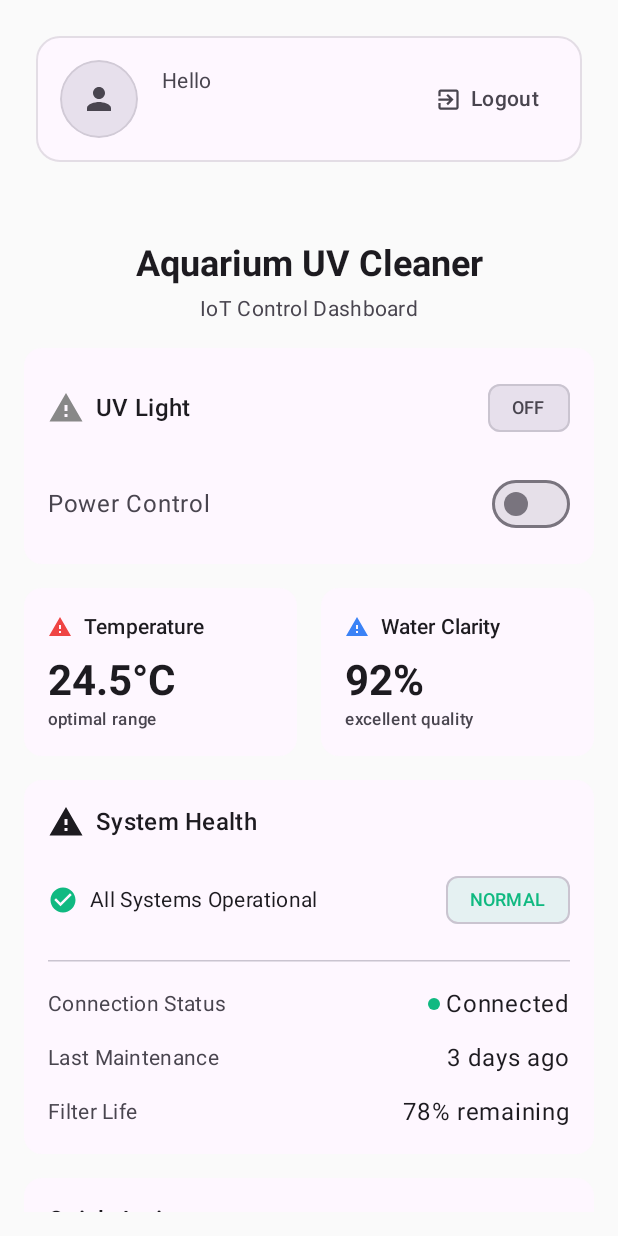
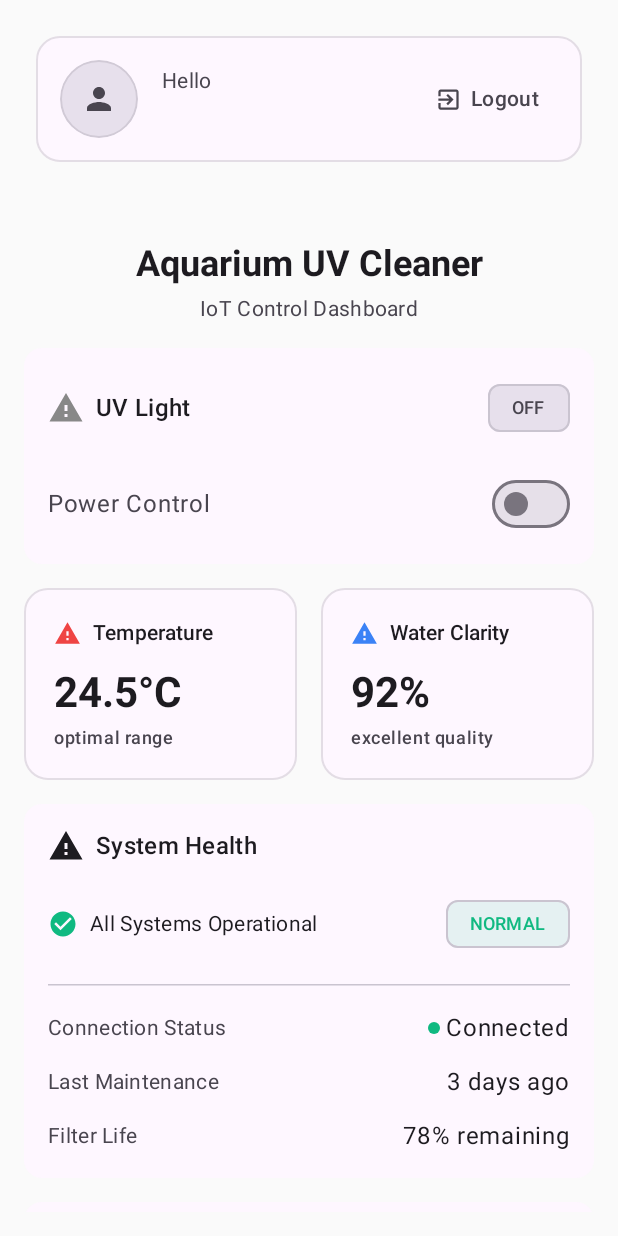
Before and after one commit to vonceee/AquaLuminus, an Android app built with Jetpack Compose: the dashboard screen opened through its navigation route, on a phone screen of 412 x 824 dp. Run offline under Robolectric (Android 15) with nearby library versions, the phone set to English and light mode, and no system bars; our stand-ins replace Firebase (no records; nobody signed in at launch, a user with empty details on screens opened directly).

Commit message:
refactor: enhanced dashboard: MonitoringCards component ui

```diff
--- a/app/src/main/java/com/example/aqualuminus/ui/screens/dashboard/components/MonitoringCards.kt
+++ b/app/src/main/java/com/example/aqualuminus/ui/screens/dashboard/components/MonitoringCards.kt
@@ -7,6 +7,7 @@ import androidx.compose.foundation.layout.Spacer
 import androidx.compose.foundation.layout.height
 import androidx.compose.foundation.layout.padding
 import androidx.compose.foundation.layout.size
+import androidx.compose.foundation.shape.RoundedCornerShape
 import androidx.compose.material.icons.Icons
 import androidx.compose.material.icons.filled.Warning
 import androidx.compose.material3.Card
@@ -30,10 +31,16 @@ fun TemperatureCard(
         modifier = modifier,
         colors = CardDefaults.cardColors(
             containerColor = MaterialTheme.colorScheme.surface
-        )
+        ),
+        border = androidx.compose.foundation.BorderStroke(
+            1.dp,
+            MaterialTheme.colorScheme.outline.copy(alpha = 0.2f)
+        ),
+        elevation = CardDefaults.cardElevation(0.dp),
+        shape = RoundedCornerShape(16.dp)
     ) {
         Column(
-            modifier = Modifier.padding(16.dp)
+            modifier = Modifier.padding(20.dp)
         ) {
             Row(
                 verticalAlignment = Alignment.CenterVertically,
@@ -43,26 +50,32 @@ fun TemperatureCard(
                     imageVector = Icons.Default.Warning,
                     contentDescription = "Temperature",
                     tint = Color(0xFFEF4444),
-                    modifier = Modifier.size(16.dp)
+                    modifier = Modifier.size(18.dp)
                 )
                 Text(
                     text = "Temperature",
-                    style = MaterialTheme.typography.titleSmall
+                    style = MaterialTheme.typography.titleSmall,
+                    fontWeight = FontWeight.SemiBold,
+                    color = MaterialTheme.colorScheme.onSurface
                 )
             }
 
-            Spacer(modifier = Modifier.height(8.dp))
+            Spacer(modifier = Modifier.height(12.dp))
 
             Text(
                 text = "${temperature}°C",
                 style = MaterialTheme.typography.headlineMedium,
-                fontWeight = FontWeight.Bold
+                fontWeight = FontWeight.Bold,
+                color = MaterialTheme.colorScheme.onSurface
             )
+
+            Spacer(modifier = Modifier.height(4.dp))
 
             Text(
                 text = "optimal range",
-                style = MaterialTheme.typography.labelSmall,
-                color = MaterialTheme.colorScheme.onSurfaceVariant
+                style = MaterialTheme.typography.bodySmall,
+                color = MaterialTheme.colorScheme.onSurfaceVariant,
+                fontWeight = FontWeight.Medium
             )
         }
     }
@@ -77,10 +90,16 @@ fun WaterClarityCard(
         modifier = modifier,
         colors = CardDefaults.cardColors(
             containerColor = MaterialTheme.colorScheme.surface
-        )
+        ),
+        border = androidx.compose.foundation.BorderStroke(
+            1.dp,
+            MaterialTheme.colorScheme.outline.copy(alpha = 0.2f)
+        ),
+        elevation = CardDefaults.cardElevation(0.dp),
+        shape = RoundedCornerShape(16.dp)
     ) {
         Column(
-            modifier = Modifier.padding(16.dp)
+            modifier = Modifier.padding(20.dp)
         ) {
             Row(
                 verticalAlignment = Alignment.CenterVertically,
@@ -90,26 +109,32 @@ fun WaterClarityCard(
                     imageVector = Icons.Default.Warning,
                     contentDescription = "Water Clarity",
                     tint = Color(0xFF3B82F6),
-                    modifier = Modifier.size(16.dp)
+                    modifier = Modifier.size(18.dp)
                 )
                 Text(
                     text = "Water Clarity",
-                    style = MaterialTheme.typography.titleSmall
+                    style = MaterialTheme.typography.titleSmall,
+                    fontWeight = FontWeight.SemiBold,
+                    color = MaterialTheme.colorScheme.onSurface
                 )
             }
 
-            Spacer(modifier = Modifier.height(8.dp))
+            Spacer(modifier = Modifier.height(12.dp))
 
             Text(
                 text = "${waterClarity}%",
                 style = MaterialTheme.typography.headlineMedium,
-                fontWeight = FontWeight.Bold
+                fontWeight = FontWeight.Bold,
+                color = MaterialTheme.colorScheme.onSurface
             )
+
+            Spacer(modifier = Modifier.height(4.dp))
 
             Text(
                 text = "excellent quality",
-                style = MaterialTheme.typography.labelSmall,
-                color = MaterialTheme.colorScheme.onSurfaceVariant
+                style = MaterialTheme.typography.bodySmall,
+                color = MaterialTheme.colorScheme.onSurfaceVariant,
+                fontWeight = FontWeight.Medium
             )
         }
     }
```
